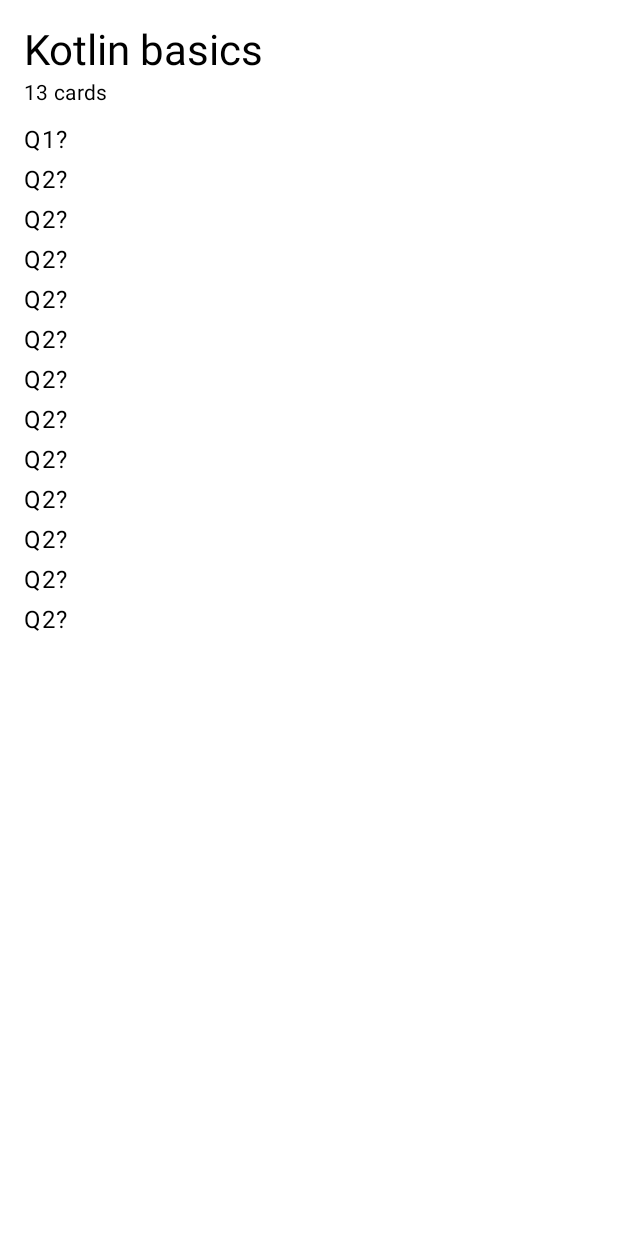
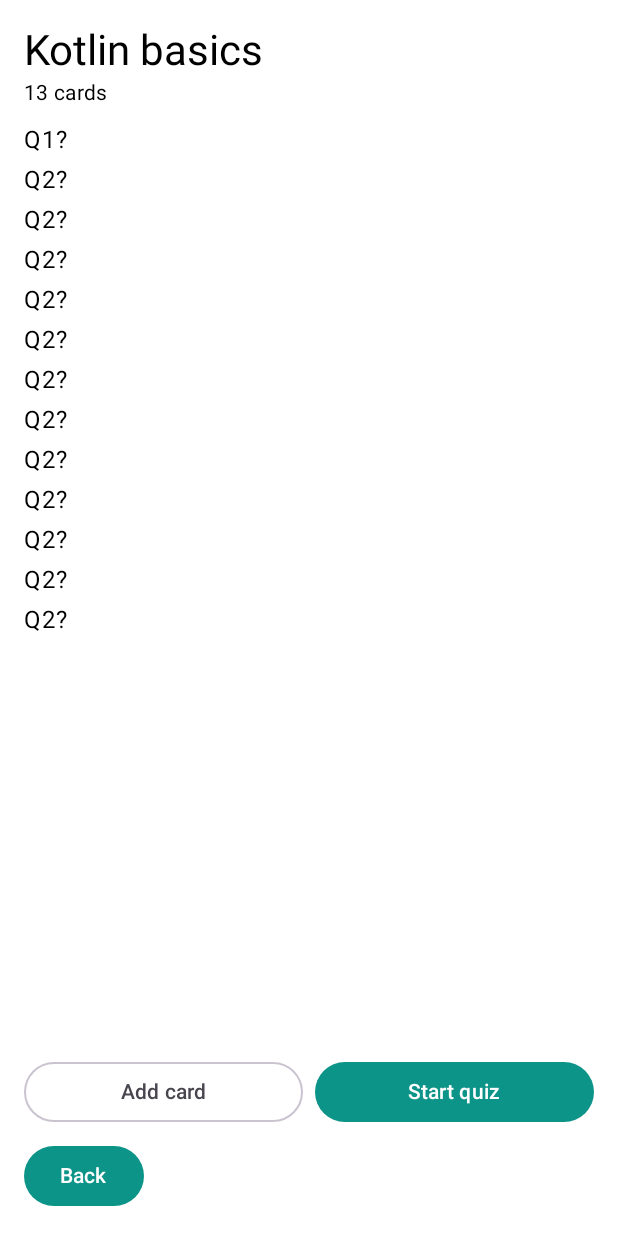
Before and after one commit to Scki7/FlashQuiz, an Android app built with Jetpack Compose: the @Preview function DeckDetailScreenPreview, on a phone screen of 412 x 824 dp. Run offline under Robolectric (Android 15) with nearby library versions, the phone set to English and light mode, and no system bars.

Commit message:
add Add card, Start quiz and Back buttons to DeckDetailScreen

```diff
--- a/app/src/main/java/com/example/flashquiz/ui/screens/DeckDetailScreen.kt
+++ b/app/src/main/java/com/example/flashquiz/ui/screens/DeckDetailScreen.kt
@@ -2,11 +2,15 @@ package com.example.flashquiz.ui.screens
 
 import androidx.compose.foundation.layout.Arrangement
 import androidx.compose.foundation.layout.Column
+import androidx.compose.foundation.layout.Row
 import androidx.compose.foundation.layout.fillMaxSize
+import androidx.compose.foundation.layout.fillMaxWidth
 import androidx.compose.foundation.layout.padding
 import androidx.compose.foundation.lazy.LazyColumn
 import androidx.compose.foundation.lazy.items
+import androidx.compose.material3.Button
 import androidx.compose.material3.MaterialTheme
+import androidx.compose.material3.OutlinedButton
 import androidx.compose.material3.Text
 import androidx.compose.runtime.Composable
 import androidx.compose.ui.Modifier
@@ -15,9 +19,14 @@ import androidx.compose.ui.unit.dp
 import com.example.flashquiz.data.model.Deck
 import com.example.flashquiz.data.model.Flashcard
 import com.example.flashquiz.ui.theme.FlashQuizTheme
-
 @Composable
-fun DeckDetailScreen(deck: Deck?, modifier: Modifier = Modifier) {
+fun DeckDetailScreen(
+    deck: Deck?,
+    onAddCard: () -> Unit,
+    onStartQuiz: () -> Unit,
+    onBack: () -> Unit,
+    modifier: Modifier = Modifier
+){
     if (deck == null) {
         Text("Deck not found", modifier = modifier.padding(24.dp))
     } else {
@@ -33,6 +42,21 @@ fun DeckDetailScreen(deck: Deck?, modifier: Modifier = Modifier) {
                     Text(card.question,style = MaterialTheme.typography.bodyLarge)
                 }
             }
+            Row(
+                modifier = Modifier.fillMaxWidth().padding(vertical = 8.dp),
+                horizontalArrangement = Arrangement.spacedBy(8.dp)
+            ) {
+                OutlinedButton(onClick = onAddCard, modifier = Modifier.weight(1f)) {
+                    Text("Add card")
+                }
+                Button(
+                    onClick = onStartQuiz,
+                    enabled = deck.cards.isNotEmpty(),
+                    modifier = Modifier.weight(1f)
+                ) { Text("Start quiz") }
+            }
+            Button(onClick = onBack) { Text("Back") }
+
         }
     }
 }
@@ -61,8 +85,10 @@ fun DeckDetailScreenPreview() {
                     Flashcard(13,"Q2?","A"),
 
                 )
-
-            )
+            ),
+            onBack = {},
+            onAddCard = {},
+            onStartQuiz = {}
 
         )
     }
```
